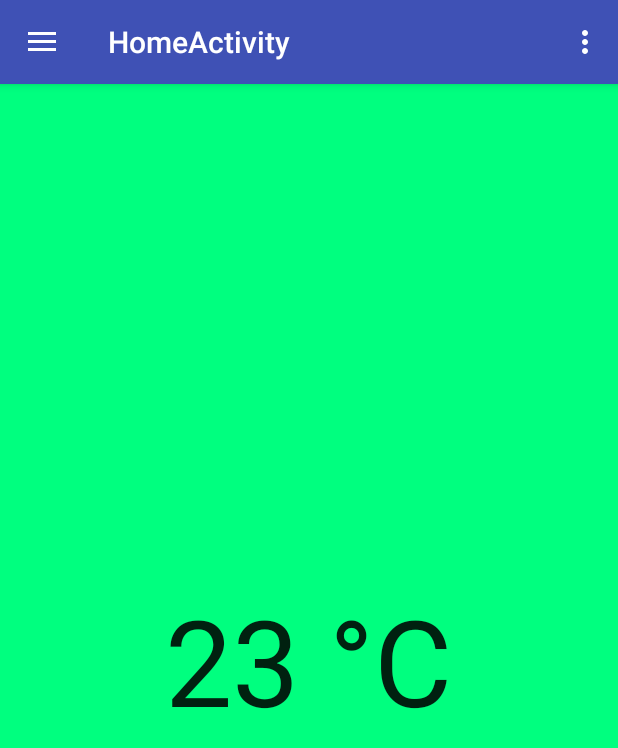
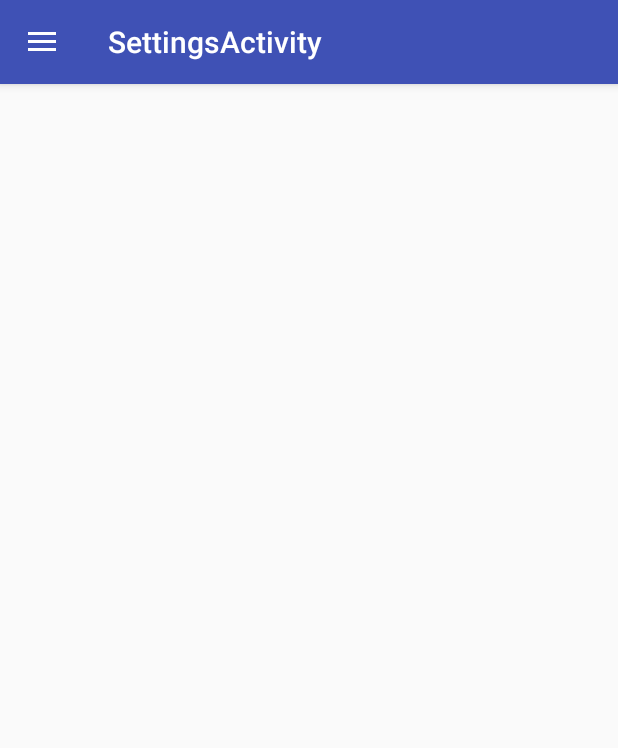
Before and after one commit to luizfps/GLCMonitor, an Android app: the screen it shows after launch (HomeActivity before the commit, SettingsActivity after it), in the options menu, after a tap on "Settings", on a phone screen of 412 x 824 dp. Shown: the top 748 px of the screen. Run offline under Robolectric (Android 15) with nearby library versions, the phone set to English and light mode, and no system bars.

Commit message:
Janeja settings funcionando com navView

```diff
--- a/app/src/main/AndroidManifest.xml
+++ b/app/src/main/AndroidManifest.xml
@@ -15,8 +15,7 @@
         android:theme="@style/AppTheme">
         <activity
             android:name=".LoginActivity"
-            android:label="@string/title_activity_login">
-        </activity>
+            android:label="@string/title_activity_login" />
         <activity
             android:name=".RegisterActivity"
             android:label="@string/title_activity_register"
@@ -25,13 +24,16 @@
             android:name=".HomeActivity"
             android:label="@string/title_activity_home"
             android:theme="@style/AppTheme">
-
             <intent-filter>
                 <action android:name="android.intent.action.MAIN" />
 
                 <category android:name="android.intent.category.LAUNCHER" />
             </intent-filter>
         </activity>
+        <activity
+            android:name=".SettingsActivity"
+            android:label="@string/title_activity_settings"
+            android:theme="@style/AppTheme"></activity>
     </application>
 
 </manifest>
--- a/app/src/main/java/com/monitor/glcmonitor/activities/HomeActivity.java
+++ b/app/src/main/java/com/monitor/glcmonitor/activities/HomeActivity.java
@@ -1,5 +1,6 @@
 package com.monitor.glcmonitor.activities;
 
+import android.content.Intent;
 import android.os.Bundle;
 import android.support.design.widget.NavigationView;
 import android.support.v4.view.GravityCompat;
@@ -9,6 +10,7 @@ import android.support.v7.app.AppCompatActivity;
 import android.support.v7.widget.Toolbar;
 import android.view.Menu;
 import android.view.MenuItem;
+import android.view.View;
 
 public class HomeActivity extends AppCompatActivity
         implements NavigationView.OnNavigationItemSelectedListener {
@@ -55,7 +57,9 @@ public class HomeActivity extends AppCompatActivity
         int id = item.getItemId();
 
         //noinspection SimplifiableIfStatement
+
         if (id == R.id.action_settings) {
+            settingsClick();
             return true;
         }
 
@@ -83,4 +87,9 @@ public class HomeActivity extends AppCompatActivity
         drawer.closeDrawer(GravityCompat.START);
         return true;
     }
+
+    public void settingsClick(){
+        Intent intent = new Intent(this, SettingsActivity.class);
+        startActivity(intent);
+    }
 }
--- a/app/src/main/java/com/monitor/glcmonitor/activities/LoginActivity.java
+++ b/app/src/main/java/com/monitor/glcmonitor/activities/LoginActivity.java
@@ -161,7 +161,7 @@ public class LoginActivity extends AppCompatActivity implements LoaderCallbacks<
         View focusView = null;
 
         // Check for a valid password, if the user entered one.
-        if (TextUtils.isEmpty(password) && !isPasswordValid(password)) {
+        if (!isPasswordValid(password)) {
             mPasswordView.setError(getString(R.string.error_invalid_password));
             focusView = mPasswordView;
             cancel = true;
@@ -188,7 +188,7 @@ public class LoginActivity extends AppCompatActivity implements LoaderCallbacks<
             showProgress(true);
             mAuthTask = new UserLoginTask(email, password);
             mAuthTask.execute((Void) null);
-            HomeClick(focusView);
+            homeClick(focusView);
         }
     }
 
@@ -349,12 +349,12 @@ public class LoginActivity extends AppCompatActivity implements LoaderCallbacks<
         }
     }
 
-    public void RegisterClick(View v){
+    public void registerClick(View v){
         Intent intent = new Intent(this, RegisterActivity.class);
         startActivity(intent);
     }
 
-    public void HomeClick(View v){
+    public void homeClick(View v){
         Intent intent = new Intent(this, HomeActivity.class);
         startActivity(intent);
     }
--- /dev/null
+++ b/app/src/main/java/com/monitor/glcmonitor/activities/SettingsActivity.java
@@ -0,0 +1,36 @@
+package com.monitor.glcmonitor.activities;
+
+import android.os.Bundle;
+import android.support.design.widget.NavigationView;
+import android.support.v4.widget.DrawerLayout;
+import android.support.v7.app.ActionBar;
+import android.support.v7.app.ActionBarDrawerToggle;
+import android.support.v7.app.AppCompatActivity;
+import android.support.v7.widget.Toolbar;
+import android.view.MenuItem;
+
+
+public class SettingsActivity extends AppCompatActivity implements NavigationView.OnNavigationItemSelectedListener{
+
+    @Override
+    protected void onCreate(Bundle savedInstanceState) {
+        super.onCreate(savedInstanceState);
+        setContentView(R.layout.activity_settings);
+        Toolbar toolbar = (Toolbar) findViewById(R.id.toolbar);
+        setSupportActionBar(toolbar);
+
+        DrawerLayout drawer = (DrawerLayout) findViewById(R.id.drawer_layout);
+        ActionBarDrawerToggle toggle = new ActionBarDrawerToggle(
+                this, drawer, toolbar, R.string.navigation_drawer_open, R.string.navigation_drawer_close);
+        drawer.setDrawerListener(toggle);
+        toggle.syncState();
+
+        NavigationView navigationView = (NavigationView) findViewById(R.id.nav_view);
+        navigationView.setNavigationItemSelectedListener(this);
+    }
+
+    @Override
+    public boolean onNavigationItemSelected(MenuItem item) {
+        return false;
+    }
+}
--- a/app/src/main/res/layout/activity_home.xml
+++ b/app/src/main/res/layout/activity_home.xml
@@ -19,7 +19,7 @@
         android:layout_height="match_parent"
         android:layout_gravity="start"
         android:fitsSystemWindows="true"
-        app:headerLayout="@layout/nav_header_home"
-        app:menu="@menu/activity_home_drawer" />
+        app:headerLayout="@layout/nav_header_app"
+        app:menu="@menu/drawer_app" />
 
 </android.support.v4.widget.DrawerLayout>
--- /dev/null
+++ b/app/src/main/res/layout/activity_settings.xml
@@ -0,0 +1,25 @@
+<?xml version="1.0" encoding="utf-8"?>
+<android.support.v4.widget.DrawerLayout xmlns:android="http://schemas.android.com/apk/res/android"
+xmlns:app="http://schemas.android.com/apk/res-auto"
+xmlns:tools="http://schemas.android.com/tools"
+android:id="@+id/drawer_layout"
+android:layout_width="match_parent"
+android:layout_height="match_parent"
+android:fitsSystemWindows="true"
+tools:openDrawer="start">
+
+<include
+    layout="@layout/app_bar_settings"
+    android:layout_width="match_parent"
+    android:layout_height="match_parent" />
+
+<android.support.design.widget.NavigationView
+    android:id="@+id/nav_view"
+    android:layout_width="wrap_content"
+    android:layout_height="match_parent"
+    android:layout_gravity="start"
+    android:fitsSystemWindows="true"
+    app:headerLayout="@layout/nav_header_app"
+    app:menu="@menu/drawer_app" />
+
+</android.support.v4.widget.DrawerLayout>
--- /dev/null
+++ b/app/src/main/res/layout/app_bar_settings.xml
@@ -0,0 +1,26 @@
+<?xml version="1.0" encoding="utf-8"?>
+<android.support.design.widget.CoordinatorLayout xmlns:android="http://schemas.android.com/apk/res/android"
+    xmlns:app="http://schemas.android.com/apk/res-auto"
+    xmlns:tools="http://schemas.android.com/tools"
+    android:layout_width="match_parent"
+    android:layout_height="match_parent"
+    android:fitsSystemWindows="true"
+    tools:context="com.monitor.glcmonitor.activities.SettingsActivity">
+
+    <android.support.design.widget.AppBarLayout
+        android:layout_width="match_parent"
+        android:layout_height="wrap_content"
+        android:theme="@style/AppTheme.AppBarOverlay">
+
+        <android.support.v7.widget.Toolbar
+            android:id="@+id/toolbar"
+            android:layout_width="match_parent"
+            android:layout_height="?attr/actionBarSize"
+            android:background="?attr/colorPrimary"
+            app:popupTheme="@style/AppTheme.PopupOverlay" />
+
+    </android.support.design.widget.AppBarLayout>
+
+    <include layout="@layout/content_settings" />
+
+</android.support.design.widget.CoordinatorLayout>
--- /dev/null
+++ b/app/src/main/res/layout/content_settings.xml
@@ -0,0 +1,15 @@
+<?xml version="1.0" encoding="utf-8"?>
+<RelativeLayout xmlns:android="http://schemas.android.com/apk/res/android"
+    xmlns:app="http://schemas.android.com/apk/res-auto"
+    xmlns:tools="http://schemas.android.com/tools"
+    android:layout_width="match_parent"
+    android:layout_height="match_parent"
+    android:paddingBottom="@dimen/activity_vertical_margin"
+    android:paddingLeft="@dimen/activity_horizontal_margin"
+    android:paddingRight="@dimen/activity_horizontal_margin"
+    android:paddingTop="@dimen/activity_vertical_margin"
+    app:layout_behavior="@string/appbar_scrolling_view_behavior"
+    tools:context="com.monitor.glcmonitor.activities.SettingsActivity"
+    tools:showIn="@layout/activity_settings">
+
+</RelativeLayout>
--- a/app/src/main/res/values/strings.xml
+++ b/app/src/main/res/values/strings.xml
@@ -21,4 +21,5 @@
     <string name="navigation_drawer_close">Close navigation drawer</string>
 
     <string name="action_settings">Settings</string>
+    <string name="title_activity_settings">SettingsActivity</string>
 </resources>
```
Also changed, not shown: app/src/main/res/layout/nav_header_app.xml (renamed from app/src/main/res/layout/nav_header_home.xml), app/src/main/res/menu/drawer_app.xml (renamed from app/src/main/res/menu/activity_home_drawer.xml).
